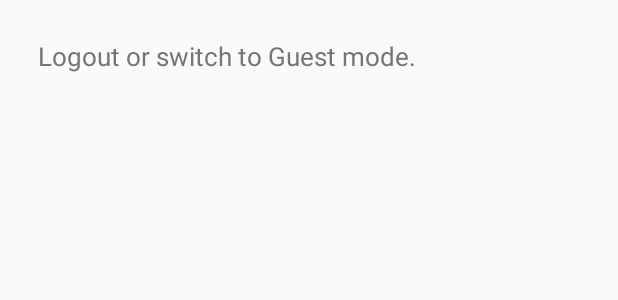
After one commit to SevaCaltech/Seva, an Android app: the layout dialog_network.xml on its own in the app's theme, with its tools: preview values and no code run, on a phone screen of 412 x 824 dp. The commit adds this screen. Shown: the top 300 px of the screen. Run offline under Robolectric (Android 15) with nearby library versions, the phone set to English and light mode, and no system bars.

Commit message:
added network connection receiver/dialog

```diff
--- a/app/src/main/java/edu/caltech/seva/activities/Main/Fragments/Notifications.java
+++ b/app/src/main/java/edu/caltech/seva/activities/Main/Fragments/Notifications.java
@@ -1,5 +1,6 @@
 package edu.caltech.seva.activities.Main.Fragments;
 
+import android.app.Activity;
 import android.content.BroadcastReceiver;
 import android.content.Context;
 import android.content.Intent;
--- a/app/src/main/java/edu/caltech/seva/activities/Repair/fragments/TestFragment.java
+++ b/app/src/main/java/edu/caltech/seva/activities/Repair/fragments/TestFragment.java
@@ -79,6 +79,7 @@ public class TestFragment extends Fragment {
         final String toiletIP = arguments.getString(TOILET_IP);
         final String timestamp = arguments.getString(TIMESTAMP);
 
+        if(!prefManager.isGuest()){
             AWSMobileClient.getInstance().initialize(getContext()).execute();
             AWSCredentialsProvider credentialsProvider = AWSMobileClient.getInstance().getCredentialsProvider();
             AWSConfiguration configuration = AWSMobileClient.getInstance().getConfiguration();
@@ -88,6 +89,7 @@ public class TestFragment extends Fragment {
                     .dynamoDBClient(dynamoDBClient)
                     .awsConfiguration(configuration)
                     .build();
+        }
 
         testButton.setOnClickListener(new View.OnClickListener() {
             @Override
@@ -112,7 +114,6 @@ public class TestFragment extends Fragment {
         dbHelper.deleteError(errorCode, toiletIP, database);
         dbHelper.close();
 
-        Log.d("log","isGuest:" + prefManager.isGuest());
         if(!prefManager.isGuest()) {
             new Thread(new Runnable() {
                 @Override
--- a/app/src/main/java/edu/caltech/seva/helpers/AWSLoginModel.java
+++ b/app/src/main/java/edu/caltech/seva/helpers/AWSLoginModel.java
@@ -51,6 +51,7 @@ public class AWSLoginModel {
                     prefManager.setEmail(email);
                     prefManager.setUsername(userName);
                     prefManager.setUid(uid);
+                    prefManager.setIsGuest(false);
                     mCallback.onSignInSuccess();
                 }
 
--- /dev/null
+++ b/app/src/main/res/layout/dialog_network.xml
@@ -0,0 +1,16 @@
+<?xml version="1.0" encoding="utf-8"?>
+<LinearLayout
+    xmlns:android="http://schemas.android.com/apk/res/android"
+    android:layout_width="wrap_content"
+    android:layout_height="wrap_content"
+    android:orientation="vertical">
+
+    <TextView
+        android:layout_width="wrap_content"
+        android:layout_height="wrap_content"
+        android:textColor="@color/secondary_text"
+        android:textSize="17sp"
+        android:text="Logout or switch to Guest mode."
+        android:padding="25dp"/>
+
+</LinearLayout>
```
Also changed, not shown: app/src/main/java/edu/caltech/seva/activities/Main/Fragments/Settings.java (+1 -13 lines), app/src/main/java/edu/caltech/seva/activities/Main/MainActivity.java (+79 -23 lines), app/src/main/java/edu/caltech/seva/activities/Repair/RepairActivity.java (+0 -18 lines). Lines whose indentation alone changed are shown as unchanged.
